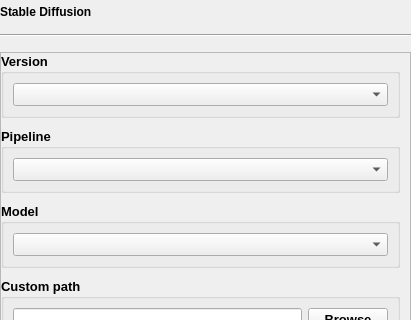
First picture: the form in src/airunner/components/art/gui/widgets/stablediffusion/templates/stable_diffusion_settings.ui, repository Capsize-Games/airunner, before the edit; both pictures show x 0 to 411 and y 0 to 320 of the 411 by 964 pixel window.
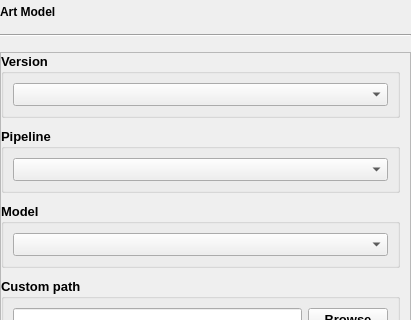
Second picture: the form after the edit. Custom widgets are drawn as their Qt base class.

Commit message: feat: Add Z-Image model support and fix pipeline encoding

The edit to the form file:
```diff
--- a/src/airunner/components/art/gui/widgets/stablediffusion/templates/stable_diffusion_settings.ui
+++ b/src/airunner/components/art/gui/widgets/stablediffusion/templates/stable_diffusion_settings.ui
@@ -499,7 +499,7 @@
       </font>
      </property>
      <property name="text">
-      <string>Stable Diffusion</string>
+      <string>Art Model</string>
      </property>
     </widget>
    </item>
```
Left out of the diff: 2 changed lines with no effect on the pictures. The commit also changes 39 other files.
